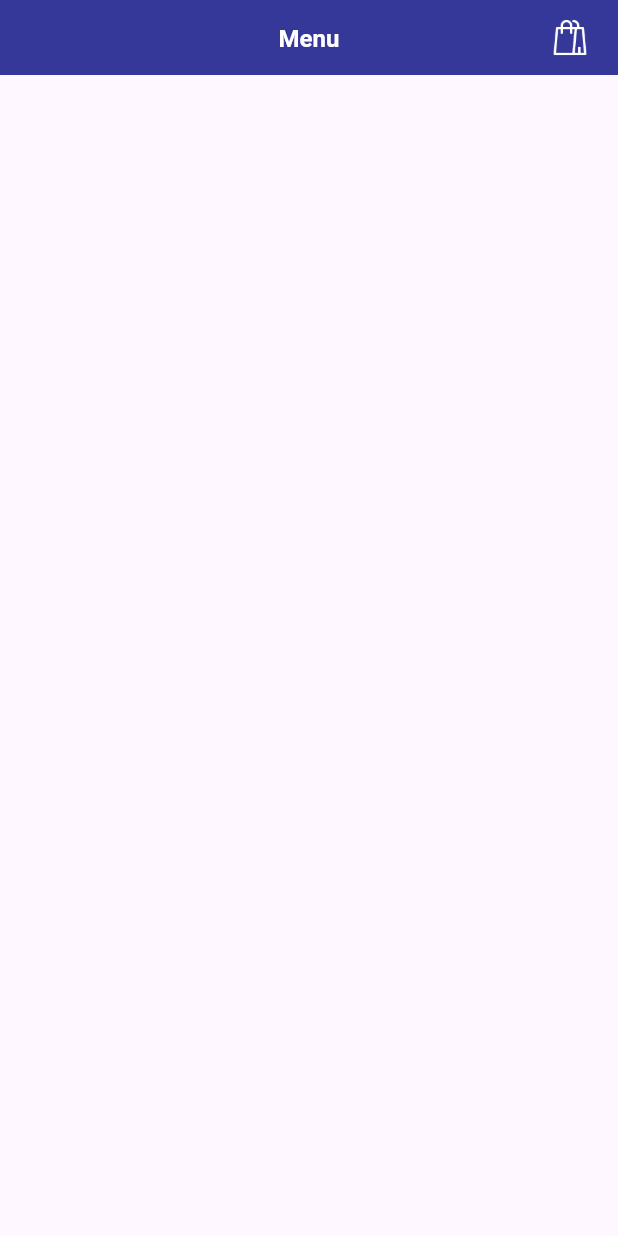
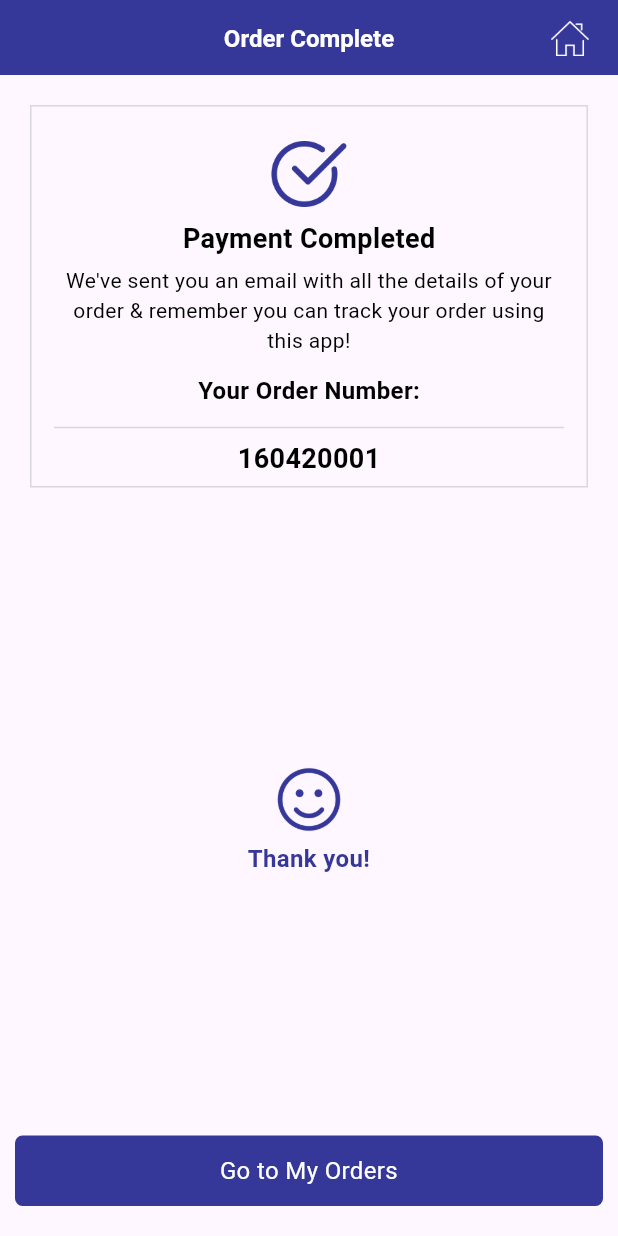
Before and after one commit to swetapanchal96/user_citycorner, a Flutter app: the Order_Complete_Screen screen opened directly, on a phone screen of 412 x 824 dp. Run offline on Flutter 3.47's test engine with Material 2 defaults, Android fonts, the phone set to English and light mode, and no system bars; our stand-ins replace fluttertoast, get_storage, shared_preferences; missing offline and left inert: quantity_input; accounts and stored records are empty; network calls fail; key blocks and very long unbroken strings in the code were emptied for the run.

Commit message:
ui design Thank you Screen

```diff
--- a/lib/CustomWidget/CustomAppBar.dart
+++ b/lib/CustomWidget/CustomAppBar.dart
@@ -17,7 +17,6 @@ class CustomAppBar extends StatelessWidget {
       backgroundColor: ColorName.logocolor,
 
       leading: visible ? IconButton(
-
           onPressed: () {
             ontap();
           },
--- a/lib/Home_Screens/Menu_Screen/Order_Complete_Screen.dart
+++ b/lib/Home_Screens/Menu_Screen/Order_Complete_Screen.dart
@@ -1,5 +1,9 @@
 import 'package:flutter/material.dart';
 import 'package:user_citycorner/CustomWidget/CustomAppBar.dart';
+import 'package:user_citycorner/CustomWidget/CustomColors.dart';
+import 'package:user_citycorner/CustomWidget/CustomRoundButton.dart';
+import 'package:user_citycorner/Home_Screens/Menu_Screen/Menu_Screen.dart';
+import 'package:user_citycorner/My_Orders/My_Orders_Screen.dart';
 
 class Order_Complete_Screen extends StatefulWidget {
   const Order_Complete_Screen({super.key});
@@ -21,7 +25,52 @@ class _Order_Complete_ScreenState extends State<Order_Complete_Screen> {
               scaffoldKey.currentState?.openDrawer();
             },
             icon: 'assets/Menu_Icon/menu_icon.png',
-            titlename: 'Menu',actionontap: (){},actionicon: 'assets/Menu_Icon/shop_shopping.png', visible: false,)),
+            titlename: 'Order Complete',actionontap: (){Navigator.of(context).push(MaterialPageRoute(
+              builder: (context) => Menu_Screen()));},actionicon: 'assets/Menu_Icon/home_house.png', visible: false,)),
+      body: Column(
+        children: [
+          Padding(
+            padding: const EdgeInsets.all(20.0),
+            child: Container(
+              decoration: BoxDecoration(
+                border: Border.all(color: ColorName.gray2,width: 1),
+              ),
+              child: Padding(
+                padding: const EdgeInsets.only(left: 15.0,right: 15.0,top: 15.0),
+                child: Column(
+                  crossAxisAlignment: CrossAxisAlignment.center,
+                  children: [
+                    Image(image: AssetImage('assets/Menu_Icon/completed_checkmark.png'),color: ColorName.logocolor,height: 60,width: 60),
+                    Text('Payment Completed',style: TextStyle(color: ColorName.black,fontSize: 18,fontWeight: FontWeight.bold),),
+                    SizedBox(height: 5,),
+                    Text('We\'ve sent you an email with all the details of your order & remember you can track your order using this app!',textAlign: TextAlign.center,style: TextStyle(color: ColorName.black,),),
+                    SizedBox(height: 12,),
+                    Text('Your Order Number:',style: TextStyle(color: ColorName.black,fontSize: 16,fontWeight: FontWeight.w600),),
+                    SizedBox(height: 5,),
+                    Divider(color: ColorName.gray2,),
+
+                    Text('160420001',style: TextStyle(color: ColorName.black,fontSize: 18,fontWeight: FontWeight.bold),),
+                    SizedBox(height: 5,),
+                  ],
+                ),
+              ),
+            ),
+          ),
+          Expanded(child: SizedBox()),
+          Image(image: AssetImage('assets/Menu_Icon/Happy_emoji.png'),color: ColorName.logocolor,height: 50,width: 50),
+          SizedBox(height: 3,),
+          Text('Thank you!',textAlign: TextAlign.center,style: TextStyle(fontSize: 16,fontWeight: FontWeight.w600,color: ColorName.logocolor),),
+          Expanded(child: SizedBox()),
+          Container(
+            margin: EdgeInsets.only(left: 10,right: 10,top: 10,bottom: 20),
+            alignment: Alignment.bottomCenter,
+            child: CustomSquareButton(onTap: (){Navigator.of(context).push(MaterialPageRoute(
+                builder: (context) => My_Orders_Screen()));},
+              backcolor: ColorName.logocolor, text: 'Go to My Orders', textcolor: ColorName.white,
+            ),
+          ),
+        ],
+      ),
 
     );
   }
--- /dev/null
+++ b/lib/Home_Screens/Payment_Completed.dart
@@ -0,0 +1,17 @@
+import 'package:flutter/material.dart';
+
+class Payment_Completed extends StatefulWidget {
+  const Payment_Completed({super.key});
+
+  @override
+  State<Payment_Completed> createState() => _Payment_CompletedState();
+}
+
+class _Payment_CompletedState extends State<Payment_Completed> {
+  @override
+  Widget build(BuildContext context) {
+    return Scaffold(
+
+    );
+  }
+}
--- a/lib/My_Orders/My_Orders_Screen.dart
+++ b/lib/My_Orders/My_Orders_Screen.dart
@@ -3,6 +3,7 @@ import 'package:user_citycorner/CustomWidget/CustomAppBar.dart';
 import 'package:user_citycorner/CustomWidget/CustomColors.dart';
 import 'package:user_citycorner/CustomWidget/CustomRoundButton.dart';
 import 'package:user_citycorner/Home_Screens/Menu_Screen/DrawerScreen.dart';
+import 'package:user_citycorner/Home_Screens/Menu_Screen/Menu_Screen.dart';
 
 class My_Orders_Screen extends StatefulWidget {
   const My_Orders_Screen({super.key});
@@ -51,7 +52,8 @@ class _My_Orders_ScreenState extends State<My_Orders_Screen> with SingleTickerPr
                 scaffoldKey.currentState?.openDrawer();
               },
               icon: 'assets/Menu_Icon/menu_icon.png',
-              titlename: 'My Order\'s',actionontap: (){},actionicon: 'assets/Menu_Icon/home_house.png', visible: true,)),
+              titlename: 'My Order\'s',actionontap: (){Navigator.of(context).push(MaterialPageRoute(
+                builder: (context) => Menu_Screen()));},actionicon: 'assets/Menu_Icon/home_house.png', visible: true,)),
         drawer: DrawerScreen(),
         body: Column(
           children: [
@@ -85,6 +87,7 @@ class _My_Orders_ScreenState extends State<My_Orders_Screen> with SingleTickerPr
             Expanded(
               child: TabBarView(
                 children: [
+                  Ongoing_Orders_ListUI(),
                   Ongoing_Orders_ListUI(),
                   // Past_Orders_ListUI(),
                 ],
@@ -419,12 +422,11 @@ class _My_Orders_ScreenState extends State<My_Orders_Screen> with SingleTickerPr
                 padding: const EdgeInsets.all(10.0),
                 child: Row(
                   children: [
-                    CustomborderButton(onTap: (){
-                    },backcolor: ColorName.black,text: 'Cancel Order',textcolor: ColorName.black,width: 120),
+                    CustomborderButton(onTap: (){},backcolor: ColorName.black,text: 'Cancel Order',textcolor: ColorName.black,width: 120),
                   ],
                 ),
               ),
-            )
+            ),
 
 
           ],
```
Also changed, not shown: lib/Home_Screens/Menu_Screen/Menu_Screen.dart (+2 -5 lines), assets/Menu_Icon/Happy_emoji.png (added), assets/Menu_Icon/completed_checkmark.png (added).
